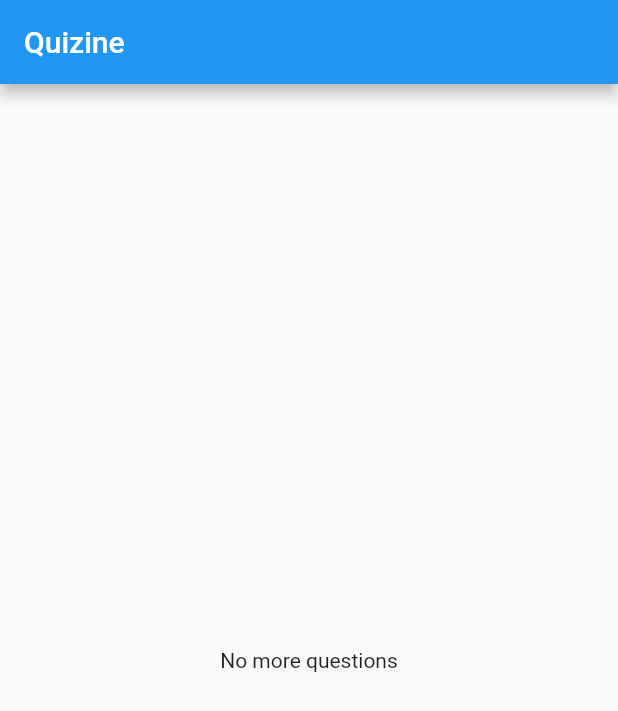
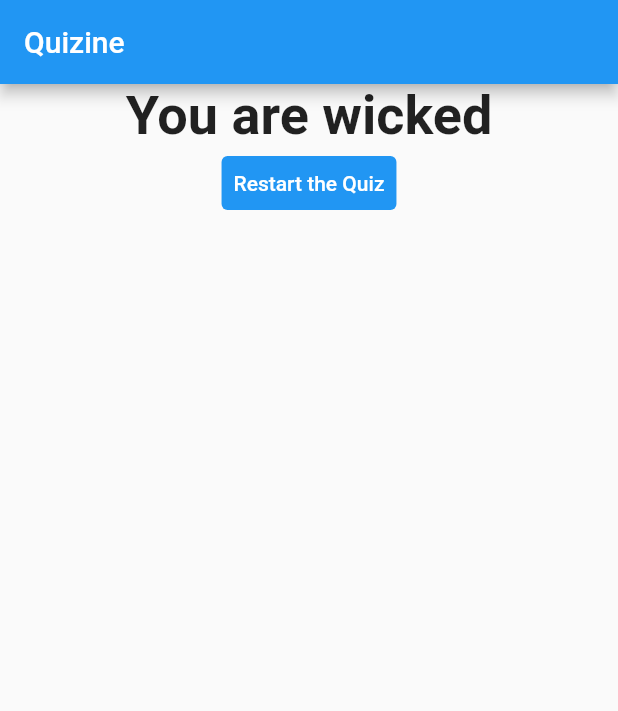
Before and after one commit to anis-agwan/Quizine, a Flutter app: the screen it shows after launch, after a tap on "Black", after a tap on "Snake", on a phone screen of 412 x 824 dp. Shown: the top 711 px of the screen. Run offline on Flutter 3.47's test engine with Material 2 defaults, Android fonts, the phone set to English and light mode, and no system bars.

Commit message:
Added reset quiz button

```diff
--- a/lib/main.dart
+++ b/lib/main.dart
@@ -35,9 +35,15 @@ class _MyAppState extends State<MyApp> {
     },
   ];
 
+  void _resetQuiz() {
+    setState(() {
+      _questionIndex = 0;
+      _totalScore = 0;
+    });
+  }
+
   void _answerQuestion(int score) {
     _totalScore += score;
-
     setState(() {
       _questionIndex += 1;
     });
@@ -58,7 +64,7 @@ class _MyAppState extends State<MyApp> {
         body:
         _questionIndex < _questions.length
             ? Quiz(answerQuestion: _answerQuestion, questionIndex: _questionIndex, questions: _questions,)
-            : Result(_totalScore),
+            : Result(_totalScore, _resetQuiz),
       ),
     );
   }
--- a/lib/result.dart
+++ b/lib/result.dart
@@ -2,13 +2,48 @@ import 'package:flutter/material.dart';
 
 class Result extends StatelessWidget {
   final int resultScore;
+  final VoidCallback resetHandler;
 
-  Result(this.resultScore);
+  Result(this.resultScore, this.resetHandler);
+
+  String get resultPhrase {
+    var resultText = "You did it, No more questions";
+    if (resultScore <= 8) {
+      resultText = "You are awesome and innocent";
+    } else if (resultScore <= 12) {
+      resultText = "Pretty likeable";
+    } else if (resultScore <= 16) {
+      resultText = "You are ... strange?";
+    } else {
+      resultText = "You are wicked";
+    }
+    return resultText;
+  }
 
   @override
   Widget build(BuildContext context) {
     return Center(
-        child: Text("No more questions")
+        child:
+        Column(
+          children: [
+            Text(
+              resultPhrase,
+              style: TextStyle(
+                  fontSize: 36,
+                  fontWeight: FontWeight.bold,
+              ),
+              textAlign: TextAlign.center,
+            ),
+            TextButton(
+                onPressed: resetHandler,
+                child: Text("Restart the Quiz"),
+                style: TextButton.styleFrom(
+                  primary: Colors.white,
+                  backgroundColor: Colors.blue
+                ),
+            )
+          ],
+        )
     );
   }
 }
```
